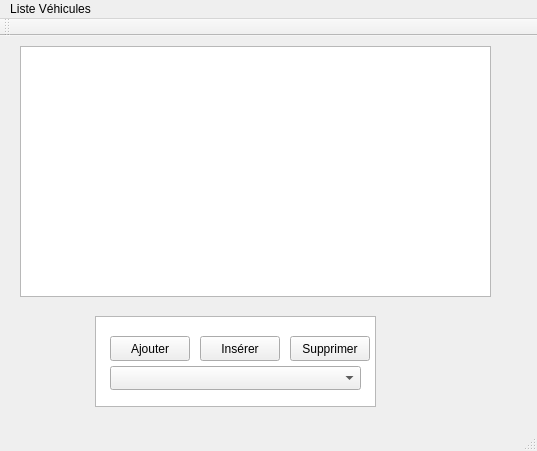
GZablot/TAC, file mainwindow.ui: the form before one commit.
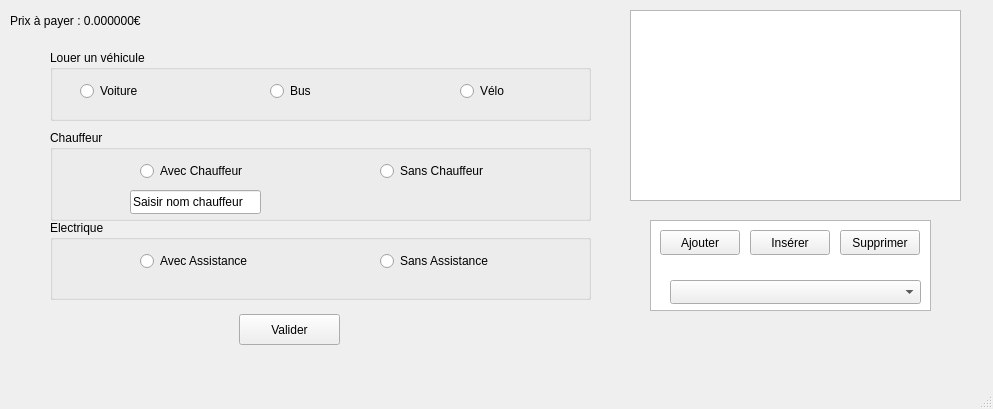
The form after the commit.

The edit to the form file:
```diff
--- a/mainwindow.ui
+++ b/mainwindow.ui
@@ -6,8 +6,8 @@
    <rect>
     <x>0</x>
     <y>0</y>
-    <width>537</width>
-    <height>451</height>
+    <width>993</width>
+    <height>409</height>
    </rect>
   </property>
   <property name="windowTitle">
@@ -17,18 +17,18 @@
    <widget class="QListView" name="listView">
     <property name="geometry">
      <rect>
-      <x>20</x>
+      <x>630</x>
       <y>10</y>
-      <width>471</width>
-      <height>251</height>
+      <width>331</width>
+      <height>191</height>
      </rect>
     </property>
    </widget>
    <widget class="QListWidget" name="listWidget">
     <property name="geometry">
      <rect>
-      <x>95</x>
-      <y>280</y>
+      <x>650</x>
+      <y>220</y>
       <width>281</width>
       <height>91</height>
      </rect>
@@ -37,8 +37,8 @@
    <widget class="QPushButton" name="pushButton">
     <property name="geometry">
      <rect>
-      <x>110</x>
-      <y>300</y>
+      <x>660</x>
+      <y>230</y>
       <width>80</width>
       <height>25</height>
      </rect>
@@ -50,8 +50,8 @@
    <widget class="QPushButton" name="pushButton_2">
     <property name="geometry">
      <rect>
-      <x>200</x>
-      <y>300</y>
+      <x>750</x>
+      <y>230</y>
       <width>80</width>
       <height>25</height>
      </rect>
@@ -63,8 +63,8 @@
    <widget class="QPushButton" name="pushButton_3">
     <property name="geometry">
      <rect>
-      <x>290</x>
-      <y>300</y>
+      <x>840</x>
+      <y>230</y>
       <width>80</width>
       <height>25</height>
      </rect>
@@ -76,37 +76,192 @@
    <widget class="QComboBox" name="comboBox">
     <property name="geometry">
      <rect>
-      <x>110</x>
-      <y>330</y>
+      <x>670</x>
+      <y>280</y>
       <width>251</width>
       <height>24</height>
      </rect>
     </property>
    </widget>
+   <widget class="QGroupBox" name="groupVehicule">
+    <property name="geometry">
+     <rect>
+      <x>50</x>
+      <y>50</y>
+      <width>541</width>
+      <height>71</height>
+     </rect>
+    </property>
+    <property name="title">
+     <string>Louer un véhicule</string>
+    </property>
+    <widget class="QRadioButton" name="bouton_voiture">
+     <property name="geometry">
+      <rect>
+       <x>30</x>
+       <y>30</y>
+       <width>97</width>
+       <height>22</height>
+      </rect>
+     </property>
+     <property name="text">
+      <string>Voiture</string>
+     </property>
+    </widget>
+    <widget class="QRadioButton" name="bouton_bus">
+     <property name="geometry">
+      <rect>
+       <x>220</x>
+       <y>30</y>
+       <width>97</width>
+       <height>22</height>
+      </rect>
+     </property>
+     <property name="text">
+      <string>Bus</string>
+     </property>
+    </widget>
+    <widget class="QRadioButton" name="bouton_velo">
+     <property name="geometry">
+      <rect>
+       <x>410</x>
+       <y>30</y>
+       <width>97</width>
+       <height>22</height>
+      </rect>
+     </property>
+     <property name="text">
+      <string>Vélo</string>
+     </property>
+    </widget>
+   </widget>
+   <widget class="QLabel" name="prix_texte">
+    <property name="geometry">
+     <rect>
+      <x>10</x>
+      <y>10</y>
+      <width>211</width>
+      <height>21</height>
+     </rect>
+    </property>
+    <property name="text">
+     <string>Prix à payer : 0.000000€</string>
+    </property>
+   </widget>
+   <widget class="QGroupBox" name="groupChauffeur">
+    <property name="geometry">
+     <rect>
+      <x>50</x>
+      <y>130</y>
+      <width>541</width>
+      <height>91</height>
+     </rect>
+    </property>
+    <property name="title">
+     <string>Chauffeur</string>
+    </property>
+    <widget class="QRadioButton" name="bouton_chauffeur">
+     <property name="geometry">
+      <rect>
+       <x>90</x>
+       <y>30</y>
+       <width>141</width>
+       <height>22</height>
+      </rect>
+     </property>
+     <property name="text">
+      <string>Avec Chauffeur</string>
+     </property>
+    </widget>
+    <widget class="QRadioButton" name="bouton_sans_chauffeur">
+     <property name="geometry">
+      <rect>
+       <x>330</x>
+       <y>30</y>
+       <width>121</width>
+       <height>22</height>
+      </rect>
+     </property>
+     <property name="text">
+      <string>Sans Chauffeur</string>
+     </property>
+    </widget>
+    <widget class="QLineEdit" name="saisie">
+     <property name="geometry">
+      <rect>
+       <x>80</x>
+       <y>60</y>
+       <width>131</width>
+       <height>24</height>
+      </rect>
+     </property>
+     <property name="text">
+      <string>Saisir nom chauffeur</string>
+     </property>
+    </widget>
+   </widget>
+   <widget class="QGroupBox" name="groupElectrique">
+    <property name="geometry">
+     <rect>
+      <x>50</x>
+      <y>220</y>
+      <width>541</width>
+      <height>80</height>
+     </rect>
+    </property>
+    <property name="title">
+     <string>Electrique</string>
+    </property>
+    <widget class="QRadioButton" name="bouton_electrique">
+     <property name="geometry">
+      <rect>
+       <x>90</x>
+       <y>30</y>
+       <width>121</width>
+       <height>22</height>
+      </rect>
+     </property>
+     <property name="text">
+      <string>Avec Assistance</string>
+     </property>
+    </widget>
+    <widget class="QRadioButton" name="bouton_sans_electrique">
+     <property name="geometry">
+      <rect>
+       <x>330</x>
+       <y>30</y>
+       <width>131</width>
+       <height>22</height>
+      </rect>
+     </property>
+     <property name="text">
+      <string>Sans Assistance</string>
+     </property>
+    </widget>
+   </widget>
+   <widget class="QPushButton" name="valider">
+    <property name="geometry">
+     <rect>
+      <x>239</x>
+      <y>314</y>
+      <width>101</width>
+      <height>31</height>
+     </rect>
+    </property>
+    <property name="text">
+     <string>Valider</string>
+    </property>
+   </widget>
   </widget>
   <widget class="QMenuBar" name="menuBar">
    <property name="geometry">
     <rect>
      <x>0</x>
      <y>0</y>
-     <width>537</width>
+     <width>993</width>
      <height>25</height>
     </rect>
    </property>
-   <widget class="QMenu" name="menuListe_V_hicules">
-    <property name="title">
-     <string>Liste Véhicules</string>
-    </property>
-   </widget>
-   <addaction name="menuListe_V_hicules"/>
-  </widget>
-  <widget class="QToolBar" name="mainToolBar">
-   <attribute name="toolBarArea">
-    <enum>TopToolBarArea</enum>
-   </attribute>
-   <attribute name="toolBarBreak">
-    <bool>false</bool>
-   </attribute>
   </widget>
   <widget class="QStatusBar" name="statusBar"/>
  </widget>
```
